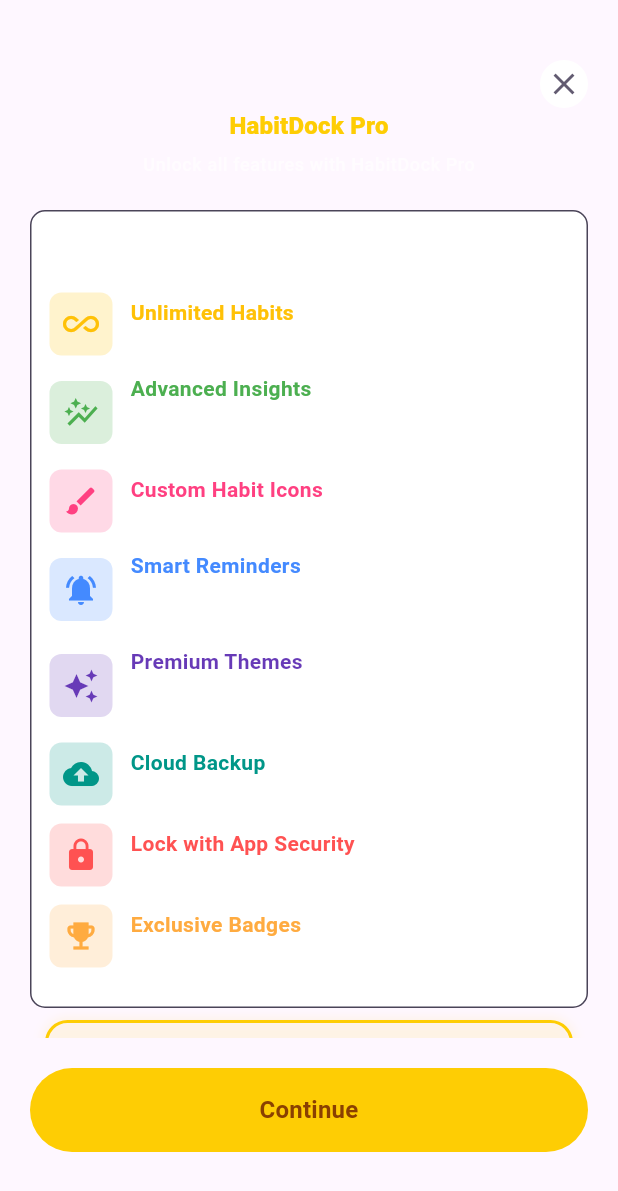
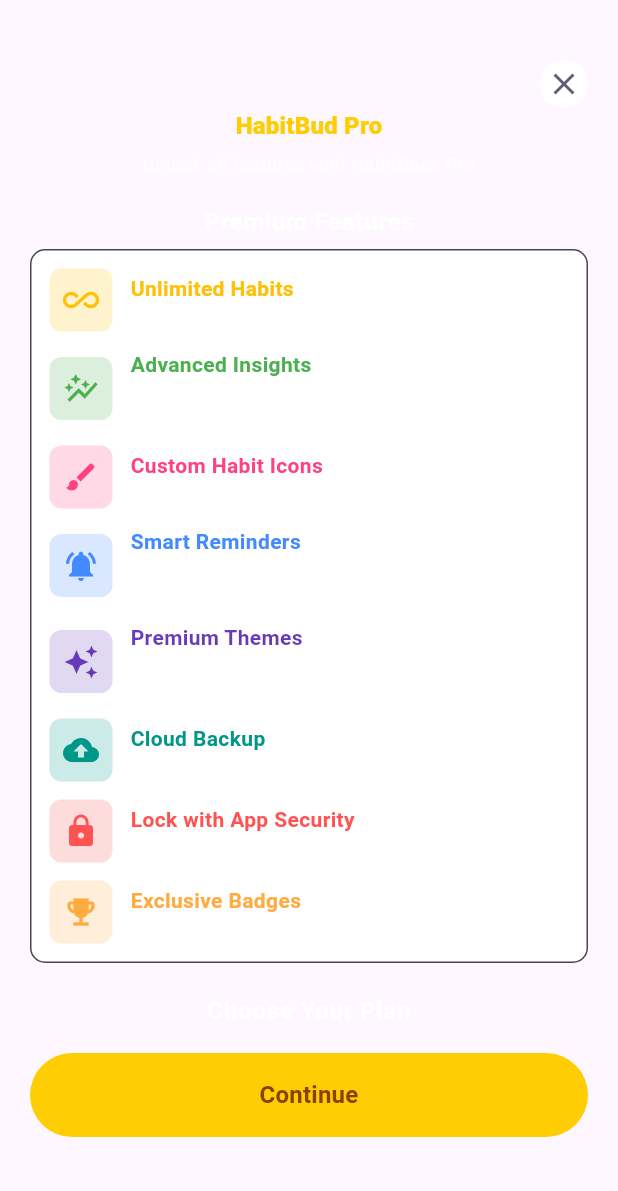
Before and after one commit to anand-a-j/Habit-Tracker, a Flutter app: the DashboardScreen screen opened by its route, after a tap on "Pro", on a phone screen of 412 x 824 dp. Shown: the top 1191 px of the screen. Run offline on Flutter 3.47's test engine with Material 3 defaults, Android fonts, the phone set to English and light mode, and no system bars; our stand-ins replace dashed_circular_progress_bar, emoji_picker_flutter, file_picker, fl_chart, flutter_local_notifications, flutter_riverpod and 9 more; accounts and stored records are empty.

Commit message:
fixing bugs and minor ui changes

```diff
--- a/lib/core/constants/app_constants.dart
+++ b/lib/core/constants/app_constants.dart
@@ -1,7 +1,7 @@
 import 'package:flutter/material.dart';
 
 class AppConsts {
-  static const String appName = "HabitRoot";
+  static const String appName = "HabitBud";
 
   // Border Radius
   static const double rMicro = 6.0;
--- a/lib/core/theme/app_color_scheme.dart
+++ b/lib/core/theme/app_color_scheme.dart
@@ -2,7 +2,7 @@ import 'package:flutter/material.dart';
 
 mixin AppColorScheme {
   // static const Color primary = Color(0XFF33C75A); //  Green
-  static const Color primary = Color(0XFF6FBF73); // Muted Sage Green
+  static const Color primary = Color(0XFF44d62c); // Muted Sage Green
   static const Color onPrimary = Color(0XFFFFFFFF); //  Pure White
 
   static const Color secondary = Color(0XFF000000); // Pure Black
--- a/lib/features/home/presentation/components/habit_details_bottom_sheet.dart
+++ b/lib/features/home/presentation/components/habit_details_bottom_sheet.dart
@@ -9,6 +9,7 @@ import 'package:habitroot/core/utils/snackbar_manager.dart';
 import 'package:habitroot/features/analytics/presentation/utils/stats_utils.dart';
 import 'package:habitroot/features/calendar/presentation/habitroot_month_calendar.dart';
 import 'package:habitroot/features/habit/domain/habit.dart';
+import 'package:habitroot/features/notification/data/notification_service.dart';
 
 import '../../../../core/constants/constants.dart';
 import '../../../../core/enum/date_event.dart';
@@ -170,6 +171,8 @@ class HabitDetailsSheetCard extends ConsumerWidget {
                       ref.read(habitProvider.notifier).updateHabit(
                             updatedHabit,
                           );
+
+                      NotificationService().cancelHabitReminders(updatedHabit);
                       Navigator.pop(context);
                       Snack.success("Habit archived.");
                     },
--- a/lib/features/premium/presentation/screen/premium_screen.dart
+++ b/lib/features/premium/presentation/screen/premium_screen.dart
@@ -45,7 +45,7 @@ class _PremiumScreenState extends State<PremiumScreen> {
                 ),
               ),
               Text(
-                "HabitDock Pro",
+                "HabitBud Pro",
                 style: context.titleMedium?.copyWith(
                   color: AppColorScheme.premiumPrimary,
                   fontWeight: FontWeight.w900,
@@ -60,10 +60,21 @@ class _PremiumScreenState extends State<PremiumScreen> {
                 ),
               ),
               const SizedBox(height: 22),
+              Center(
+                child: Text(
+                  "Premium Features",
+                  style: context.bodyLarge?.copyWith(
+                    color: context.onPrimary,
+                    fontWeight: FontWeight.w600,
+                    height: 1,
+                  ),
+                ),
+              ),
+              const SizedBox(height: 10),
               Container(
                 padding: const EdgeInsets.symmetric(
                   horizontal: 12,
-                  vertical: 26,
+                  vertical: 12,
                 ),
                 decoration: BoxDecoration(
                   color: context.onSecondary,
@@ -77,14 +88,6 @@ class _PremiumScreenState extends State<PremiumScreen> {
                   crossAxisAlignment: CrossAxisAlignment.start,
                   spacing: 12,
                   children: [
-                    Text(
-                      "Premium Features",
-                      style: context.bodyLarge?.copyWith(
-                        color: context.onPrimary,
-                        fontWeight: FontWeight.w600,
-                        height: 1,
-                      ),
-                    ),
                     // const SizedBox(height: 6),
                     PremiumFeatureTile(
                       color: Colors.amber,
@@ -144,6 +147,16 @@ class _PremiumScreenState extends State<PremiumScreen> {
                   ],
                 ),
               ),
+              const SizedBox(height: 24),
+              Text(
+                "Choose Your Plan",
+                style: context.bodyLarge?.copyWith(
+                  color: context.onPrimary,
+                  fontWeight: FontWeight.w600,
+                  height: 1,
+                ),
+              ),
+              const SizedBox(height: 10),
               PremiumPlanListview(),
             ],
           ),
--- a/lib/features/premium/presentation/widgets/premium_footer.dart
+++ b/lib/features/premium/presentation/widgets/premium_footer.dart
@@ -1,4 +1,5 @@
 import 'package:flutter/material.dart';
+import 'package:habitroot/core/constants/app_constants.dart';
 import 'package:habitroot/core/extension/common.dart';
 import 'package:habitroot/features/premium/presentation/widgets/premium_pay_button.dart';
 
@@ -7,7 +8,8 @@ class PremiumFooter extends StatelessWidget {
 
   @override
   Widget build(BuildContext context) {
-    return Column(
+    return SafeArea(
+      child: Column(
         mainAxisSize: MainAxisSize.min,
         children: [
           PremiumPayButton(
@@ -17,7 +19,11 @@ class PremiumFooter extends StatelessWidget {
             isLoading: false,
           ),
           const SizedBox(height: 16),
-        Row(
+          Padding(
+            padding: const EdgeInsets.symmetric(
+              horizontal: AppConsts.pSide,
+            ),
+            child: Row(
               mainAxisAlignment: MainAxisAlignment.spaceBetween,
               children: [
                 _FooterLinkText(
@@ -33,8 +39,11 @@ class PremiumFooter extends StatelessWidget {
                   onTap: () {},
                 ),
               ],
-        )
+            ),
+          ),
+          const SizedBox(height: 10),
         ],
+      ),
     );
   }
 }
--- a/lib/features/premium/presentation/widgets/premium_plan_listview.dart
+++ b/lib/features/premium/presentation/widgets/premium_plan_listview.dart
@@ -87,7 +87,8 @@ class _PremiumPlanTile extends StatelessWidget {
     // Determine the border color based on selection status
     final Color borderColor = isSelected
         ? AppColorScheme.premiumPrimary // Highlight color when selected
-        : Colors.grey.shade300; // Muted color when unselected
+        : Colors.grey.shade300
+            .withValues(alpha: 0.5); // Muted color when unselected
 
     // Determine the color of the checkmark icon
     final Color checkIconColor =
@@ -98,14 +99,14 @@ class _PremiumPlanTile extends StatelessWidget {
       child: Container(
         padding: const EdgeInsets.symmetric(
           horizontal: 10,
-          vertical: 15, // Increased vertical padding for better spacing
+          vertical: 10, // Increased vertical padding for better spacing
         ),
         margin: const EdgeInsets.symmetric(
-          horizontal: 10,
+          horizontal: 0,
           vertical: 8,
         ),
         decoration: BoxDecoration(
-          borderRadius: BorderRadius.circular(15),
+          borderRadius: BorderRadius.circular(16),
           border: Border.all(
             width:
                 isSelected ? 2.0 : 1.5, // Slightly thicker border when selected
@@ -131,16 +132,25 @@ class _PremiumPlanTile extends StatelessWidget {
               crossAxisAlignment:
                   CrossAxisAlignment.start, // Align text to the left
               children: [
-                Row(
+                SizedBox(
+                  height: 22,
+                  child: Row(
                     mainAxisSize: MainAxisSize.min,
                     children: [
                       Text(
                         title,
                         style: context.bodyLarge?.copyWith(
-                        fontWeight: FontWeight.bold,
+                          color: isSelected
+                              ? AppColorScheme.premiumPrimary
+                              : Colors.grey.shade600,
+                          fontSize: 14,
                         ),
+                        // style: context.bodyLarge?.copyWith(
+                        //   fontWeight: FontWeight.bold,
+                        // ),
                       ),
-                    const SizedBox(width: 8), // Spacing between title and offer
+                      const SizedBox(
+                          width: 8), // Spacing between title and offer
                       // Offer Banner
                       if (offerTitle.isNotEmpty)
                         Container(
@@ -160,20 +170,24 @@ class _PremiumPlanTile extends StatelessWidget {
                               style: context.labelLarge?.copyWith(
                                   color: context.onPrimary,
                                   fontWeight: FontWeight.bold,
-                            ),
+                                  height: 1),
                             ),
                           ),
                         )
                     ],
                   ),
-                const SizedBox(height: 4), // Spacing between rows
+                ),
+                // const SizedBox(height: 4), // Spacing between rows
                 // Subtitle/Price Details
                 Text(
                   subTitle,
                   style: context.bodyLarge?.copyWith(
-                    color: Colors.grey.shade600,
-                    fontSize: 14,
+                    fontWeight: FontWeight.w500,
                   ),
+                  // style: context.bodyLarge?.copyWith(
+                  //   color: Colors.grey.shade600,
+                  //   fontSize: 14,
+                  // ),
                 ),
               ],
             ),
@@ -184,7 +198,9 @@ class _PremiumPlanTile extends StatelessWidget {
                   ? Icons.check_circle_rounded // Filled icon when selected
                   : Icons.radio_button_off, // Outline/unselected icon
               size: 24,
-              color: checkIconColor,
+              color: !isSelected
+                  ? checkIconColor.withValues(alpha: 0.5)
+                  : checkIconColor,
             ),
           ],
         ),
--- a/lib/features/settings/presentation/widgets/archive_card.dart
+++ b/lib/features/settings/presentation/widgets/archive_card.dart
@@ -8,6 +8,7 @@ import 'package:habitroot/core/utils/snackbar_manager.dart';
 import '../../../../core/constants/app_constants.dart';
 import '../../../habit/domain/habit.dart';
 import '../../../habit/presentation/provider/habit_provider.dart';
+import '../../../notification/data/notification_service.dart';
 
 class ArchiveCard extends StatelessWidget {
   const ArchiveCard({super.key, required this.habit});
@@ -128,13 +129,27 @@ class _ArchieveButtonRow extends ConsumerWidget {
           onTap: () {
             HapticFeedback.lightImpact();
 
-            final updatedHabit = habit.copyWith(
-              isArchived: habit.isArchived ? false : true,
-            );
+            final updatedHabit = habit.copyWith(isArchived: false);
 
-            ref.read(habitProvider.notifier).updateHabit(
-                  updatedHabit,
-                );
+            ref.read(habitProvider.notifier).updateHabit(updatedHabit);
+
+            // Restore reminders if habit has reminder enabled
+            final reminder = updatedHabit.reminder;
+            if (reminder != null && reminder.isEnabled) {
+              final parts = reminder.time.split(":");
+              final hour = int.parse(parts[0]);
+              final minute = int.parse(parts[1]);
+
+              NotificationService().updateHabitReminder(
+                habit: updatedHabit,
+                title: "Habit Reminder",
+                body: updatedHabit.name,
+                hour: hour,
+                minute: minute,
+                weekdays: reminder.weekdays,
+              );
+            }
+
             Snack.success("Habit restored.");
           },
           child: Container(
--- a/lib/features/settings/presentation/widgets/theme_sheet.dart
+++ b/lib/features/settings/presentation/widgets/theme_sheet.dart
@@ -13,7 +13,7 @@ void showThemeBottomSheet(BuildContext context) {
     shape: const RoundedRectangleBorder(
       borderRadius: BorderRadius.vertical(top: Radius.circular(20)),
     ),
-    backgroundColor: context.onSecondary,
+    backgroundColor: context.secondary,
     isScrollControlled: true,
     builder: (context) => const ThemeBottomSheet(),
   );
@@ -112,7 +112,7 @@ class _ThemeButton extends StatelessWidget {
             borderRadius: BorderRadius.circular(
               AppConsts.rSmall,
             ),
-            color: context.secondary,
+            color: context.secondaryFixed,
             border: Border.all(
               width: 1,
               color: isSelected ? context.onPrimary : Colors.transparent,
```
Also changed, not shown: lib/main.dart (line endings or trailing spaces), 2 other files. Lines whose indentation alone changed are shown as unchanged.
